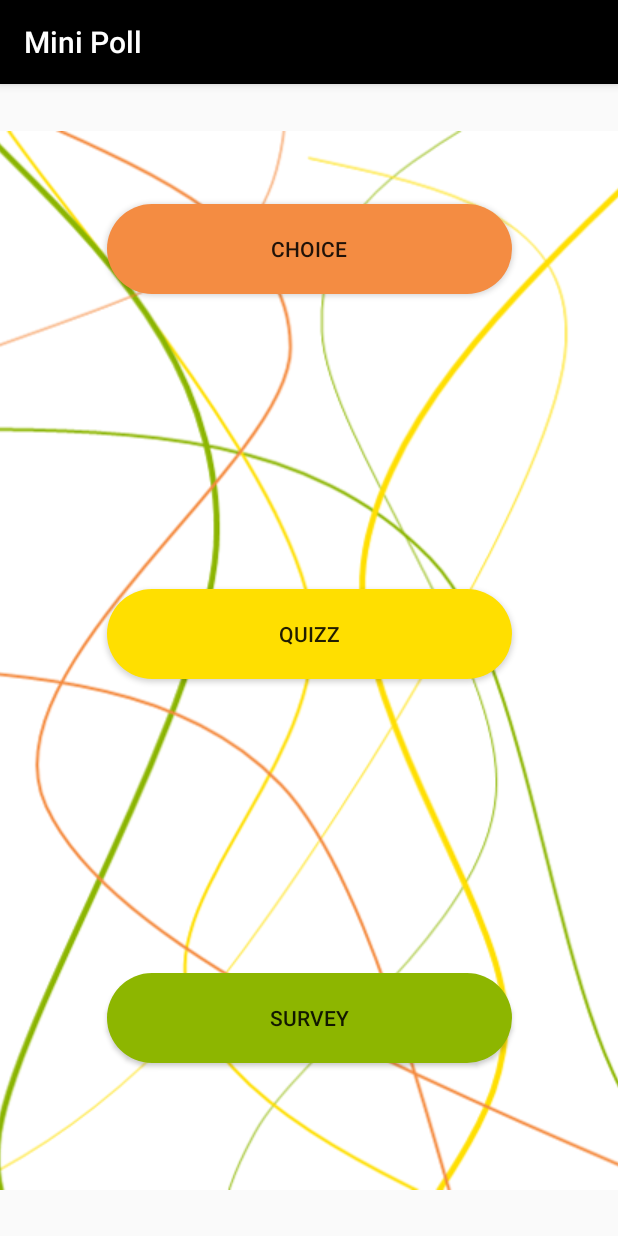
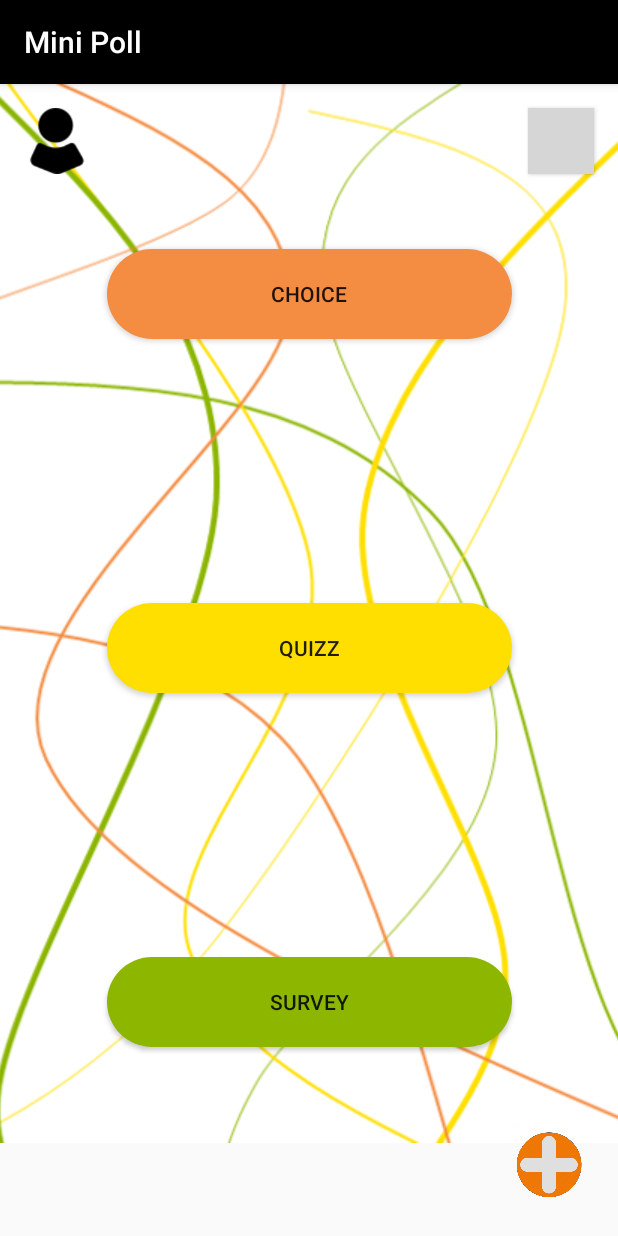
Before and after one commit to maleclercq/LSINF1225-2018-Groupe1-MiniPoll, an Android app: the MainActivity screen opened directly, with no data from a screen before it, on a phone screen of 412 x 824 dp. Run offline under Robolectric (Android 15) with nearby library versions, the phone set to English and light mode, and no system bars; network calls fail; grey boxes are pictures that could not be loaded.

Commit message:
rajout des boutons à implémenter

```diff
--- a/app/src/main/java/com/example/matthieu/minipoll/ConnectionActivity.java
+++ b/app/src/main/java/com/example/matthieu/minipoll/ConnectionActivity.java
@@ -7,11 +7,14 @@ import android.support.v7.app.AppCompatActivity;
 import android.os.Bundle;
 import android.view.View;
 import android.widget.EditText;
+import android.widget.TextView;
 import android.widget.Toast;
 
 import java.io.IOException;
 
 public class ConnectionActivity extends AppCompatActivity {
+
+    boolean debug=true;
 
     @Override
     protected void onCreate(Bundle savedInstanceState) {
@@ -20,6 +23,7 @@ public class ConnectionActivity extends AppCompatActivity {
     }
 
     public void login(View v){
+
         final DataBaseHelper myDbHelper = new DataBaseHelper(ConnectionActivity.this);
         try {
             myDbHelper.createDataBase();
@@ -35,13 +39,19 @@ public class ConnectionActivity extends AppCompatActivity {
         }
         //A ouvert la dataBase et la stocke dans myDbHelper
 
-        EditText ID=findViewById(R.id.ID);//Recupere ID
-        EditText MDP=findViewById(R.id.Password);//Recuper MDP
+        String ID=((TextView) findViewById(R.id.ID)).getText().toString();//Recupere ID
+        String MDP=((TextView) findViewById(R.id.Password)).getText().toString();//Recuper MDP
 
-        String [] whereArgs={ID.getText().toString(),MDP.getText().toString()};//les conditions de la requete sql
+        if(debug){
+            ID="THEWALL";
+            MDP="idontloveobama";
+        }
+
+        String [] whereArgs={ID,MDP};//les conditions de la requete sql
         Cursor c=myDbHelper.rawQuery("select ID,NOM,PRENOM,MDP,EMAIL,PHOTO from UTILISATEUR where ID=? AND MDP=?",whereArgs);//on fait la requete
 
         String [][] tab=myDbHelper.createTabFromCursor(c,6);
+
 
         if(tab.length==0){  //cela veut dire qu'on a pas trouvé de couple ID/MDP dans la requete
             Toast.makeText(ConnectionActivity.this,"Wrong Password",Toast.LENGTH_SHORT).show();
--- a/app/src/main/java/com/example/matthieu/minipoll/MainActivity.java
+++ b/app/src/main/java/com/example/matthieu/minipoll/MainActivity.java
@@ -39,4 +39,16 @@ public class MainActivity extends AppCompatActivity {
         startActivity(i);
     }
 
+    public void ami(View v){
+        //a completer
+    }
+
+    public void profile(View v){
+        //a completer
+    }
+
+    public void ajouterPoll(View v){
+        //a completer
+    }
+
 }
--- a/app/src/main/res/layout/activity_main.xml
+++ b/app/src/main/res/layout/activity_main.xml
@@ -11,37 +11,37 @@
         android:id="@+id/Choix"
         android:layout_width="wrap_content"
         android:layout_height="wrap_content"
-        android:layout_marginTop="80dp"
+        android:layout_marginTop="50dp"
         android:background="@drawable/oval_choix"
         android:onClick="choix"
         android:text="@string/Choix"
         app:layout_constraintEnd_toEndOf="parent"
         app:layout_constraintStart_toStartOf="parent"
-        app:layout_constraintTop_toTopOf="parent" />
+        app:layout_constraintTop_toBottomOf="@+id/Profile" />
 
     <Button
         android:id="@+id/Questionnaire"
         android:layout_width="wrap_content"
         android:layout_height="wrap_content"
-        android:layout_marginBottom="128dp"
-        android:layout_marginTop="128dp"
+        android:layout_marginBottom="46dp"
+        android:layout_marginTop="46dp"
         android:background="@drawable/oval_questionnaire"
         android:onClick="questionnaire"
         android:text="@string/Questionnaire"
-        app:layout_constraintBottom_toBottomOf="@+id/Sondage"
+        app:layout_constraintBottom_toTopOf="@+id/Sondage"
         app:layout_constraintEnd_toEndOf="parent"
         app:layout_constraintStart_toStartOf="parent"
-        app:layout_constraintTop_toTopOf="@+id/Choix" />
+        app:layout_constraintTop_toBottomOf="@+id/Choix" />
 
     <Button
         android:id="@+id/Sondage"
         android:layout_width="wrap_content"
         android:layout_height="wrap_content"
-        android:layout_marginBottom="115dp"
+        android:layout_marginBottom="50dp"
         android:background="@drawable/oval_sondage"
         android:onClick="sondage"
         android:text="@string/Sondage"
-        app:layout_constraintBottom_toBottomOf="parent"
+        app:layout_constraintBottom_toTopOf="@+id/AddPoll"
         app:layout_constraintEnd_toEndOf="parent"
         app:layout_constraintStart_toStartOf="parent" />
 
@@ -52,9 +52,46 @@
         android:scaleType="centerCrop"
         app:layout_constraintBottom_toBottomOf="parent"
         app:layout_constraintEnd_toEndOf="parent"
+        app:layout_constraintHorizontal_bias="0.0"
+        app:layout_constraintLeft_toLeftOf="parent"
+        app:layout_constraintRight_toRightOf="parent"
         app:layout_constraintStart_toStartOf="parent"
         app:layout_constraintTop_toTopOf="parent"
+        app:layout_constraintVertical_bias="0.0"
         app:srcCompat="@drawable/background_main" />
+
+    <Button
+        android:id="@+id/Ami"
+        android:layout_width="44dp"
+        android:layout_height="44dp"
+        android:layout_marginEnd="16dp"
+        android:layout_marginTop="16dp"
+        android:background="@drawable/friends"
+        android:onClick="ami"
+        app:layout_constraintEnd_toEndOf="parent"
+        app:layout_constraintTop_toTopOf="parent" />
+
+    <Button
+        android:id="@+id/Profile"
+        android:layout_width="44dp"
+        android:layout_height="44dp"
+        android:layout_marginLeft="16dp"
+        android:layout_marginTop="16dp"
+        android:background="@drawable/profile"
+        android:onClick="profile"
+        app:layout_constraintLeft_toLeftOf="parent"
+        app:layout_constraintTop_toTopOf="parent" />
+
+    <Button
+        android:id="@+id/AddPoll"
+        android:layout_width="60dp"
+        android:layout_height="60dp"
+        android:layout_marginBottom="16dp"
+        android:layout_marginEnd="16dp"
+        android:background="@drawable/plus"
+        android:onClick="ajouterPoll"
+        app:layout_constraintBottom_toBottomOf="parent"
+        app:layout_constraintEnd_toEndOf="parent" />
 
 
 </android.support.constraint.ConstraintLayout>
```
Also changed, not shown: app/src/main/res/drawable/plus.png (added), app/src/main/res/drawable/profile.png (added), 1 other file.
